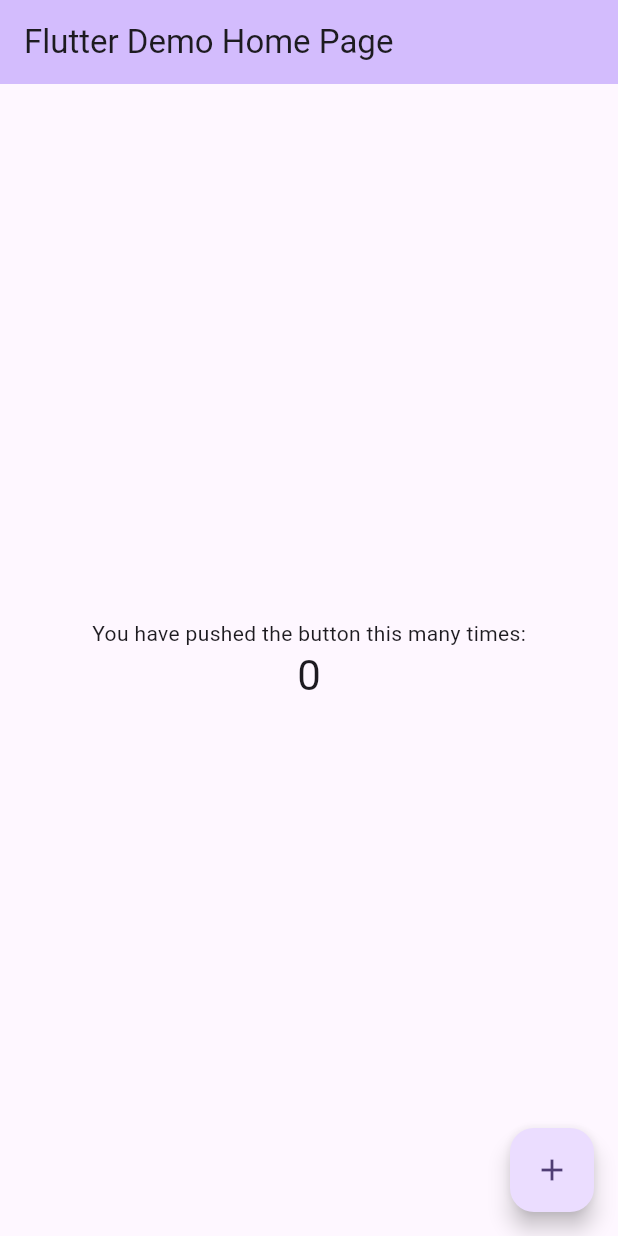
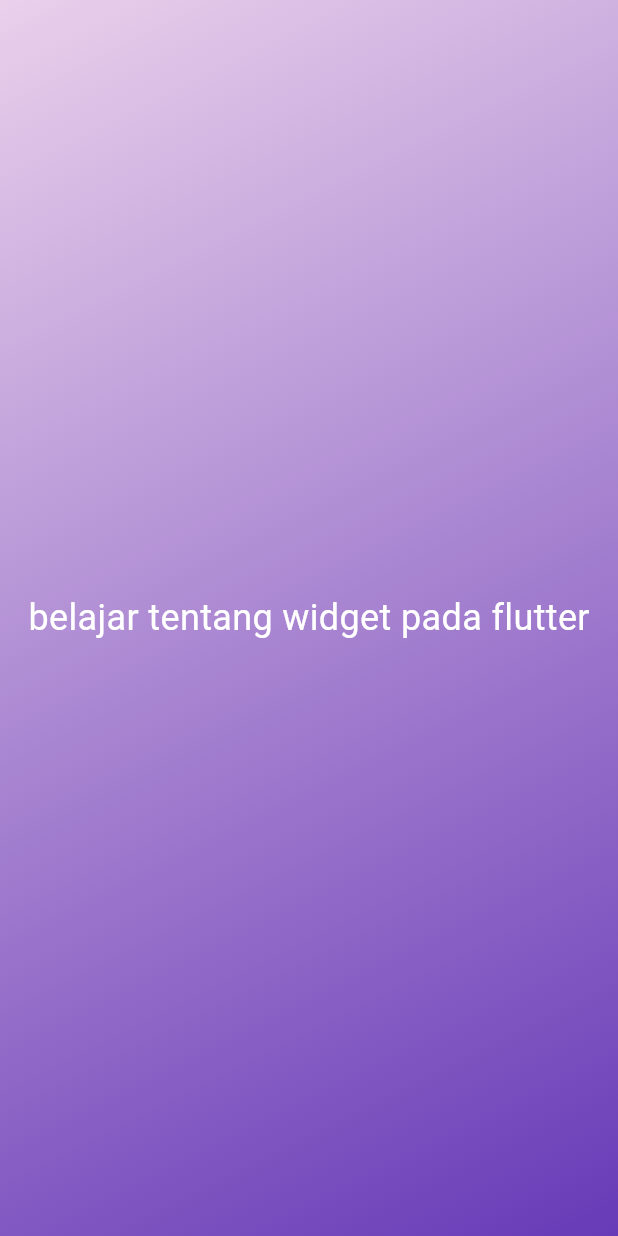
Before and after one commit to yasirkhoirul/BelajarFlutter.1, a Flutter app: the screen it shows after launch, on a phone screen of 412 x 824 dp. Run offline on Flutter 3.47's test engine with Material 3 defaults, Android fonts, the light colour scheme and no system bars.

Commit message:
belajar terkair winget dan juga tree

```diff
--- a/file_belajar_pertama/lib/main.dart
+++ b/file_belajar_pertama/lib/main.dart
@@ -1,122 +1,25 @@
 import 'package:flutter/material.dart';
 
 void main() {
-  runApp(const MyApp());
-}
-
-class MyApp extends StatelessWidget {
-  const MyApp({super.key});
-
-  // This widget is the root of your application.
-  @override
-  Widget build(BuildContext context) {
-    return MaterialApp(
-      title: 'Flutter Demo',
-      theme: ThemeData(
-        // This is the theme of your application.
-        //
-        // TRY THIS: Try running your application with "flutter run". You'll see
-        // the application has a purple toolbar. Then, without quitting the app,
-        // try changing the seedColor in the colorScheme below to Colors.green
-        // and then invoke "hot reload" (save your changes or press the "hot
-        // reload" button in a Flutter-supported IDE, or press "r" if you used
-        // the command line to start the app).
-        //
-        // Notice that the counter didn't reset back to zero; the application
-        // state is not lost during the reload. To reset the state, use hot
-        // restart instead.
-        //
-        // This works for code too, not just values: Most code changes can be
-        // tested with just a hot reload.
-        colorScheme: ColorScheme.fromSeed(seedColor: Colors.deepPurple),
-      ),
-      home: const MyHomePage(title: 'Flutter Demo Home Page'),
-    );
-  }
-}
-
-class MyHomePage extends StatefulWidget {
-  const MyHomePage({super.key, required this.title});
-
-  // This widget is the home page of your application. It is stateful, meaning
-  // that it has a State object (defined below) that contains fields that affect
-  // how it looks.
-
-  // This class is the configuration for the state. It holds the values (in this
-  // case the title) provided by the parent (in this case the App widget) and
-  // used by the build method of the State. Fields in a Widget subclass are
-  // always marked "final".
-
-  final String title;
-
-  @override
-  State<MyHomePage> createState() => _MyHomePageState();
-}
-
-class _MyHomePageState extends State<MyHomePage> {
-  int _counter = 0;
-
-  void _incrementCounter() {
-    setState(() {
-      // This call to setState tells the Flutter framework that something has
-      // changed in this State, which causes it to rerun the build method below
-      // so that the display can reflect the updated values. If we changed
-      // _counter without calling setState(), then the build method would not be
-      // called again, and so nothing would appear to happen.
-      _counter++;
-    });
-  }
-
-  @override
-  Widget build(BuildContext context) {
-    // This method is rerun every time setState is called, for instance as done
-    // by the _incrementCounter method above.
-    //
-    // The Flutter framework has been optimized to make rerunning build methods
-    // fast, so that you can just rebuild anything that needs updating rather
-    // than having to individually change instances of widgets.
-    return Scaffold(
-      appBar: AppBar(
-        // TRY THIS: Try changing the color here to a specific color (to
-        // Colors.amber, perhaps?) and trigger a hot reload to see the AppBar
-        // change color while the other colors stay the same.
-        backgroundColor: Theme.of(context).colorScheme.inversePrimary,
-        // Here we take the value from the MyHomePage object that was created by
-        // the App.build method, and use it to set our appbar title.
-        title: Text(widget.title),
-      ),
-      body: Center(
-        // Center is a layout widget. It takes a single child and positions it
-        // in the middle of the parent.
-        child: Column(
-          // Column is also a layout widget. It takes a list of children and
-          // arranges them vertically. By default, it sizes itself to fit its
-          // children horizontally, and tries to be as tall as its parent.
-          //
-          // Column has various properties to control how it sizes itself and
-          // how it positions its children. Here we use mainAxisAlignment to
-          // center the children vertically; the main axis here is the vertical
-          // axis because Columns are vertical (the cross axis would be
-          // horizontal).
-          //
-          // TRY THIS: Invoke "debug painting" (choose the "Toggle Debug Paint"
-          // action in the IDE, or press "p" in the console), to see the
-          // wireframe for each widget.
-          mainAxisAlignment: MainAxisAlignment.center,
-          children: <Widget>[
-            const Text('You have pushed the button this many times:'),
-            Text(
-              '$_counter',
-              style: Theme.of(context).textTheme.headlineMedium,
+  runApp(
+    MaterialApp(
+      home: Scaffold(
+        body: Container(
+          decoration: const BoxDecoration(
+            gradient: LinearGradient(
+              colors: [Color.fromARGB(255, 234, 208, 235), Colors.deepPurple],
+              begin: Alignment.topLeft,
+              end: Alignment.bottomRight,
             ),
-          ],
+          ),
+          child: const Center(
+            child: Text(
+              "belajar tentang widget pada flutter",
+              style: TextStyle(color: Colors.white, fontSize: 24),
+            ),
+          ),
         ),
       ),
-      floatingActionButton: FloatingActionButton(
-        onPressed: _incrementCounter,
-        tooltip: 'Increment',
-        child: const Icon(Icons.add),
-      ), // This trailing comma makes auto-formatting nicer for build methods.
-    );
-  }
+    ),
+  );
 }
```
Also changed, not shown: 1 other file.
